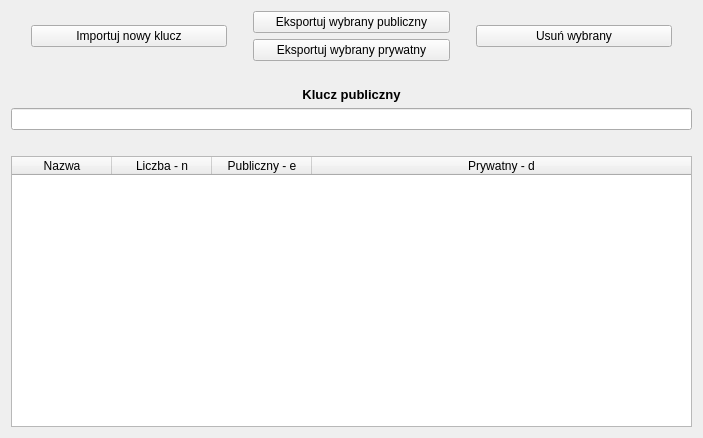
Qt form biblioteka.ui (pkrolkgp/funkcja_Feistela_PyQt5) before a commit.
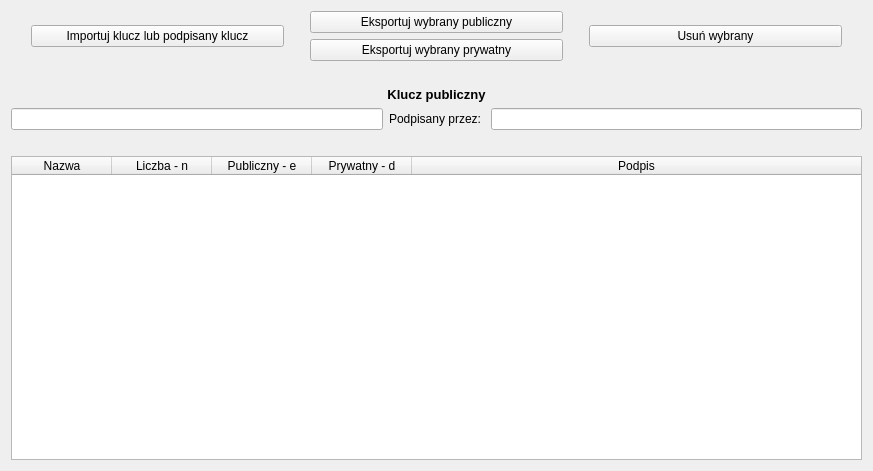
The same form after that commit.

Diff of the .ui file:
```diff
--- a/biblioteka.ui
+++ b/biblioteka.ui
@@ -6,8 +6,8 @@
    <rect>
     <x>0</x>
     <y>0</y>
-    <width>703</width>
-    <height>438</height>
+    <width>873</width>
+    <height>471</height>
    </rect>
   </property>
   <property name="windowTitle">
@@ -37,7 +37,7 @@
        <item>
         <widget class="QPushButton" name="wczytajNowy">
          <property name="text">
-          <string>Importuj nowy klucz</string>
+          <string>Importuj klucz lub podpisany klucz</string>
          </property>
         </widget>
        </item>
@@ -147,7 +147,21 @@
       </widget>
      </item>
      <item>
-      <widget class="QLineEdit" name="odczytKluczaPublicznego"/>
+      <layout class="QHBoxLayout" name="horizontalLayout_2">
+       <item>
+        <widget class="QLineEdit" name="odczytKluczaPublicznego"/>
+       </item>
+       <item>
+        <widget class="QLabel" name="label">
+         <property name="text">
+          <string>Podpisany przez: </string>
+         </property>
+        </widget>
+       </item>
+       <item>
+        <widget class="QLineEdit" name="odczytPodpisu"/>
+       </item>
+      </layout>
      </item>
      <item>
       <spacer name="horizontalSpacer">
@@ -208,6 +222,11 @@
          <string>Prywatny - d</string>
         </property>
        </column>
+       <column>
+        <property name="text">
+         <string>Podpis</string>
+        </property>
+       </column>
       </widget>
      </item>
     </layout>
```
